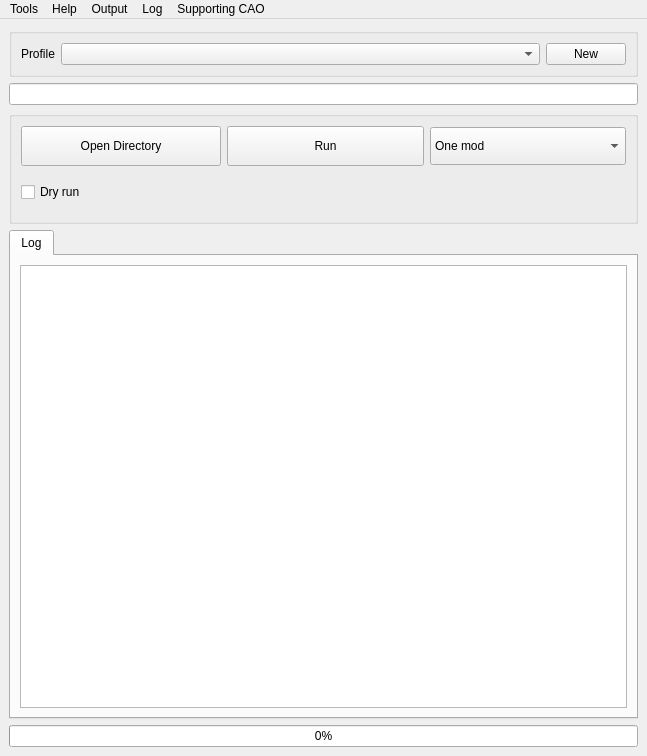
First picture: the form in src/GUI/MainWindow.ui, repository Guekka/cathedral-assets-optimizer, before the edit.
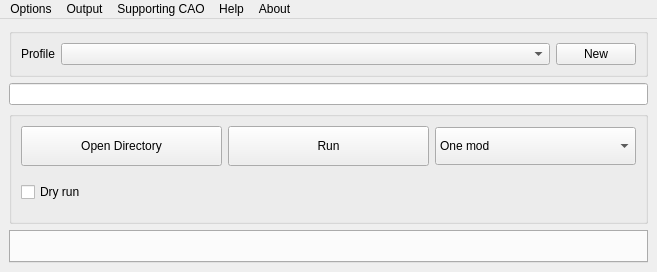
Second picture: the form after the edit.

```diff
--- a/src/GUI/MainWindow.ui
+++ b/src/GUI/MainWindow.ui
@@ -6,8 +6,8 @@
    <rect>
     <x>0</x>
     <y>0</y>
-    <width>647</width>
-    <height>756</height>
+    <width>657</width>
+    <height>272</height>
    </rect>
   </property>
   <property name="sizePolicy">
@@ -51,7 +51,7 @@
          </property>
         </widget>
        </item>
-       <item row="1" column="3">
+       <item row="1" column="2">
         <widget class="QPushButton" name="newProfilePushButton">
          <property name="sizePolicy">
           <sizepolicy hsizetype="Maximum" vsizetype="Fixed">
@@ -235,31 +235,7 @@
     <item>
      <widget class="QTabWidget" name="tabWidget">
       <property name="currentIndex">
-       <number>0</number>
-      </property>
-      <widget class="QWidget" name="Log">
-       <attribute name="title">
-        <string>Log</string>
-       </attribute>
-       <layout class="QHBoxLayout" name="horizontalLayout">
-        <item>
-         <widget class="QPlainTextEdit" name="logTextEdit">
-          <property name="undoRedoEnabled">
-           <bool>false</bool>
-          </property>
-          <property name="readOnly">
-           <bool>true</bool>
-          </property>
-         </widget>
-        </item>
-       </layout>
-      </widget>
-     </widget>
-    </item>
-    <item>
-     <widget class="QProgressBar" name="progressBar">
-      <property name="value">
-       <number>0</number>
+       <number>-1</number>
       </property>
      </widget>
     </item>
@@ -270,13 +246,13 @@
     <rect>
      <x>0</x>
      <y>0</y>
-     <width>647</width>
+     <width>657</width>
      <height>20</height>
     </rect>
    </property>
    <widget class="QMenu" name="menuTools">
     <property name="title">
-     <string>Tools</string>
+     <string>Options</string>
     </property>
     <addaction name="actionEnableDarkTheme"/>
     <addaction name="actionSelect_GPU"/>
@@ -304,18 +280,18 @@
     </property>
     <addaction name="actionDonate"/>
    </widget>
-   <widget class="QMenu" name="menuLog">
+   <widget class="QMenu" name="menuAbout">
     <property name="title">
-     <string>Log</string>
+     <string>About</string>
     </property>
     <addaction name="actionEnable_debug_log"/>
     <addaction name="actionOpen_log_file"/>
    </widget>
    <addaction name="menuTools"/>
-   <addaction name="menuHelp"/>
    <addaction name="menuOutput"/>
-   <addaction name="menuLog"/>
    <addaction name="menuDonate"/>
+   <addaction name="menuHelp"/>
+   <addaction name="menuAbout"/>
   </widget>
   <action name="actionEnableDarkTheme">
    <property name="checkable">
```
Left out of the diff: 112 changed lines with no effect on the pictures.
